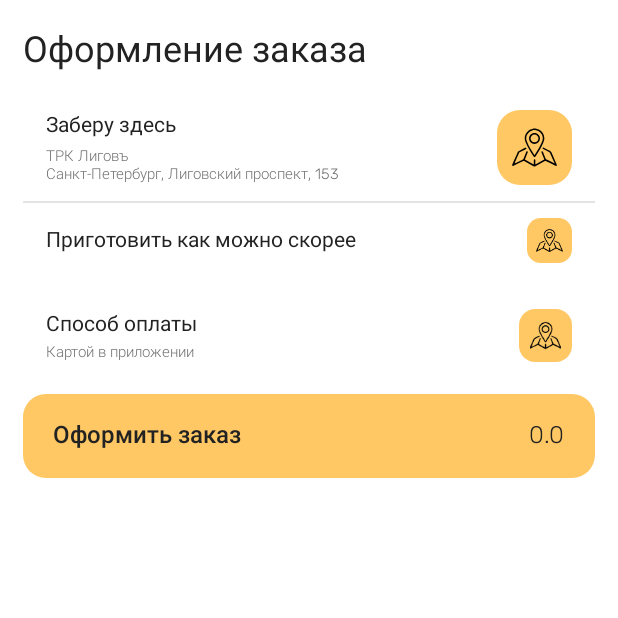
After one commit to qwonix/FoxWhiskers, an Android app: the fragment OrderConfirmationFragment shown on its own in the app's theme, on a phone screen of 412 x 824 dp, the top half of it. The commit adds this screen. Run offline under Robolectric (Android 15) with nearby library versions, the phone set to English and light mode, and no system bars; our stand-ins replace data binding.

Commit message:
add bottom sheet with order confirmation

```diff
--- /dev/null
+++ b/app/src/main/java/ru/qwonix/android/foxwhiskers/fragment/OrderConfirmationFragment.kt
@@ -0,0 +1,37 @@
+package ru.qwonix.android.foxwhiskers.fragment
+
+import android.os.Bundle
+import android.view.LayoutInflater
+import android.view.View
+import android.view.ViewGroup
+import androidx.fragment.app.Fragment
+import androidx.fragment.app.activityViewModels
+import ru.qwonix.android.foxwhiskers.R
+import ru.qwonix.android.foxwhiskers.databinding.FragmentOrderConfirmationBinding
+import ru.qwonix.android.foxwhiskers.viewmodel.MenuViewModel
+
+class OrderConfirmationFragment : Fragment(R.layout.fragment_order_confirmation) {
+
+    companion object {
+        fun newInstance() = OrderConfirmationFragment()
+    }
+
+    private lateinit var binding: FragmentOrderConfirmationBinding
+    private val menuViewModel: MenuViewModel by activityViewModels()
+    override fun onCreateView(
+        inflater: LayoutInflater, container: ViewGroup?,
+        savedInstanceState: Bundle?
+    ): View {
+        binding = FragmentOrderConfirmationBinding.inflate(inflater, container, false)
+        binding.apply {
+            viewModel = menuViewModel
+            lifecycleOwner = viewLifecycleOwner
+        }
+        return binding.root
+    }
+
+    override fun onViewCreated(view: View, savedInstanceState: Bundle?) {
+        super.onViewCreated(view, savedInstanceState)
+
+    }
+}
--- /dev/null
+++ b/app/src/main/res/drawable/map_point.xml
@@ -0,0 +1,17 @@
+<?xml version="1.0" encoding="utf-8"?>
+<layer-list xmlns:android="http://schemas.android.com/apk/res/android">
+    <item>
+        <shape android:shape="rectangle">
+            <solid android:color="@color/yellow_300" />
+            <corners android:radius="15dp" />
+        </shape>
+    </item>
+    <item
+        android:width="30dp"
+        android:height="30dp"
+        android:bottom="10dp"
+        android:drawable="@drawable/map_point_icon"
+        android:left="10dp"
+        android:right="10dp"
+        android:top="10dp" />
+</layer-list>
--- /dev/null
+++ b/app/src/main/res/drawable/map_point_icon.xml
@@ -0,0 +1,15 @@
+<vector xmlns:android="http://schemas.android.com/apk/res/android"
+    android:width="90dp"
+    android:height="90dp"
+    android:viewportWidth="90"
+    android:viewportHeight="90">
+  <path
+      android:fillColor="#FF000000"
+      android:pathData="M0.2,80c1.8,-4.1 3.6,-8.2 5.4,-12.3c2,-4.5 3.9,-9.1 6,-13.6c0.3,-0.7 1,-1.4 1.6,-1.7c4.3,-2.3 8.6,-4.4 12.9,-6.7c1.3,-0.7 2.2,-0.5 2.6,0.4c0.4,0.9 0,1.7 -1.2,2.3c-4.1,2.1 -8.1,4.1 -12.2,6.3c-0.5,0.2 -1,0.7 -1.2,1.2c-3,6.8 -6,13.6 -8.9,20.5C5.1,76.4 5.1,76.6 5,77c0.5,-0.2 0.9,-0.4 1.2,-0.5c5.2,-2.5 10.3,-5 15.5,-7.6c0.5,-0.3 1,-0.8 1.3,-1.4c1.8,-4.3 3.5,-8.6 5.2,-12.9c0.1,-0.4 0.3,-0.7 0.5,-1.1c0.4,-0.8 1,-1.1 1.9,-0.8c0.9,0.3 1.2,1 0.9,1.9c-0.3,0.9 -0.7,1.8 -1,2.6c-1.5,3.9 -3.1,7.7 -4.7,11.7c5.9,3.3 11.7,6.5 17.8,9.9c0,-1.2 0,-2.2 0,-3.2c0,-1.6 0,-3.2 0,-4.8c0,-1.5 0.5,-2.2 1.6,-2.2c1,0 1.5,0.7 1.5,2.1c0,2.6 0,5.3 0,8.1c6,-3.3 11.9,-6.6 17.8,-9.9c-0.2,-0.4 -0.3,-0.8 -0.4,-1.2c-1.7,-4.2 -3.3,-8.3 -5,-12.5c-0.5,-1.3 -0.3,-2.1 0.6,-2.5c1,-0.4 1.7,0.1 2.3,1.4c1.8,4.5 3.6,9 5.4,13.5c0.2,0.4 0.5,0.9 0.8,1.1c5.6,2.8 11.2,5.5 17.1,8.3c-0.1,-0.4 -0.2,-0.7 -0.3,-1C81.9,69.3 79,62.6 76,55.9c-0.2,-0.5 -0.7,-1 -1.3,-1.3c-4.1,-2.1 -8.2,-4.2 -12.3,-6.4c-0.6,-0.3 -1.1,-1 -1.2,-1.6c-0.1,-1.2 1.2,-1.8 2.4,-1.1c3.1,1.6 6.2,3.2 9.4,4.8c0.2,0.1 0.3,0.2 0.5,0.3c3.5,1.1 5.3,3.7 6.6,7c2.9,7.2 6.1,14.3 9.2,21.4c0.1,0.3 0.3,0.5 0.5,0.8c0.1,0.4 0.2,0.7 0,1.2c-0.8,1 -1.7,1 -2.9,0.5c-6.5,-3.2 -13.1,-6.4 -19.6,-9.5c-0.4,-0.2 -1.1,-0.3 -1.5,-0.1c-6.7,3.7 -13.3,7.4 -20,11.1c-0.6,0 -1.1,0 -1.7,0c-0.1,-0.1 -0.2,-0.2 -0.3,-0.2c-6.5,-3.6 -13,-7.3 -19.5,-10.8c-0.4,-0.2 -1.2,-0.2 -1.6,0C16.2,75 9.7,78.2 3.1,81.3c-1.6,0.8 -2,0.7 -3,-0.7C0.1,80.5 0,80.2 0.2,80z"/>
+  <path
+      android:fillColor="#FF000000"
+      android:pathData="M46.9,7.2c2.2,0.7 4.7,1 6.7,2c7,3.5 10.6,9.3 11.1,17c0.2,3.5 -1.1,6.7 -2.4,9.9c-3.4,8.1 -8,15.6 -12.8,23c-1,1.5 -2,3 -3,4.5c-0.9,1.2 -2,1.2 -2.8,0C37.7,54.8 32,45.9 27.9,36.1c-1.4,-3.2 -2.6,-6.5 -2.4,-10.1C25.8,16.7 32.8,8.9 42,7.4c0.3,-0.1 0.9,-0.1 1.2,-0.2C44.6,7.2 45.6,7.2 46.9,7.2zM45,60.3c1,-1.6 1.9,-2.9 2.8,-4.3c4.3,-6.8 8.4,-13.7 11.6,-21.1c1.1,-2.6 2.2,-5.2 2.2,-8C61.8,16 51.2,8 40.7,10.8c-8.6,2.3 -14.8,12 -11.1,21.5C33.5,42.3 39.2,51.2 45,60.3z"/>
+  <path
+      android:fillColor="#FF000000"
+      android:pathData="M45,37.8c-6,-0.1 -11,-5 -10.9,-10.9c0.1,-6.2 5,-11 11.1,-10.9C51.2,16 56,21 56,27C55.9,33 51,37.8 45,37.8zM45.1,19c-4.4,0 -7.9,3.6 -7.9,7.9c0,4.4 3.5,7.8 7.9,7.8c4.3,0 7.8,-3.5 7.8,-7.8C52.9,22.5 49.4,19 45.1,19z"/>
+</vector>
--- /dev/null
+++ b/app/src/main/res/drawable/rectangle_white_background.xml
@@ -0,0 +1,9 @@
+<?xml version="1.0" encoding="utf-8"?>
+<selector xmlns:android="http://schemas.android.com/apk/res/android">
+    <item>
+        <shape android:shape="rectangle">
+            <solid android:color="@color/white" />
+            <corners android:radius="15dp" />
+        </shape>
+    </item>
+</selector>
--- /dev/null
+++ b/app/src/main/res/drawable/rectangle_yellow300_background.xml
@@ -0,0 +1,9 @@
+<?xml version="1.0" encoding="utf-8"?>
+<selector xmlns:android="http://schemas.android.com/apk/res/android">
+    <item>
+        <shape android:shape="rectangle">
+            <solid android:color="@color/yellow_300" />
+            <corners android:radius="15dp" />
+        </shape>
+    </item>
+</selector>
--- a/app/src/main/res/layout/fragment_order.xml
+++ b/app/src/main/res/layout/fragment_order.xml
@@ -50,6 +50,7 @@
             android:orientation="vertical">
 
             <com.google.android.material.card.MaterialCardView
+                android:id="@+id/checkout_button"
                 android:layout_width="match_parent"
                 android:layout_height="wrap_content"
                 android:layout_marginHorizontal="20dp"
--- /dev/null
+++ b/app/src/main/res/layout/fragment_order_confirmation.xml
@@ -0,0 +1,208 @@
+<?xml version="1.0" encoding="utf-8"?>
+<layout xmlns:android="http://schemas.android.com/apk/res/android"
+    xmlns:tools="http://schemas.android.com/tools">
+
+    <data>
+
+        <variable
+            name="viewModel"
+            type="ru.qwonix.android.foxwhiskers.viewmodel.MenuViewModel" />
+    </data>
+
+    <LinearLayout
+        android:layout_width="match_parent"
+        android:layout_height="match_parent"
+        android:layout_marginTop="15dp"
+        android:layout_marginBottom="10dp"
+        android:orientation="vertical"
+        android:paddingHorizontal="15dp"
+        tools:background="@color/gray_300">
+
+        <TextView
+            android:layout_width="match_parent"
+            android:layout_height="wrap_content"
+            android:layout_marginBottom="10dp"
+            android:fontFamily="@font/rubik_regular"
+            android:gravity="start"
+            android:text="Оформление заказа"
+            android:textColor="@color/gray_900"
+            android:textSize="24sp"
+            tools:text="Оформление заказа" />
+
+        <LinearLayout
+            android:layout_width="match_parent"
+            android:layout_height="match_parent"
+            android:orientation="vertical">
+
+            <FrameLayout
+                android:layout_width="match_parent"
+                android:layout_height="wrap_content"
+                android:background="@drawable/rectangle_white_background">
+
+                <LinearLayout
+                    android:layout_width="match_parent"
+                    android:layout_height="match_parent"
+                    android:orientation="vertical">
+
+                    <FrameLayout
+                        android:layout_width="match_parent"
+                        android:layout_height="wrap_content"
+                        android:layout_marginHorizontal="15dp"
+                        android:layout_marginVertical="10dp"
+                        android:background="@color/white">
+
+                        <LinearLayout
+                            android:layout_width="match_parent"
+                            android:layout_height="wrap_content"
+                            android:layout_gravity="center_vertical"
+                            android:orientation="vertical">
+
+                            <TextView
+                                android:layout_width="wrap_content"
+                                android:layout_height="wrap_content"
+                                android:fontFamily="@font/rubik_regular"
+                                android:text="Заберу здесь"
+                                android:textColor="@color/gray_900"
+                                android:textSize="14sp" />
+
+                            <TextView
+                                android:layout_width="wrap_content"
+                                android:layout_height="wrap_content"
+                                android:layout_marginTop="2dp"
+                                android:fontFamily="@font/rubik_light"
+                                android:text="ТРК Лиговъ\nСанкт-Петербург, Лиговский проспект, 153"
+                                android:textColor="@color/gray_700"
+                                android:textSize="10sp" />
+
+                        </LinearLayout>
+
+
+                        <ImageView
+                            android:id="@+id/time"
+                            android:layout_width="wrap_content"
+                            android:layout_height="50dp"
+                            android:layout_gravity="center_vertical|end"
+                            android:adjustViewBounds="true"
+                            android:contentDescription="map point icon"
+                            android:elevation="1dp"
+                            android:scaleType="fitCenter"
+                            android:src="@drawable/map_point" />
+
+                    </FrameLayout>
+
+                    <View
+                        android:layout_width="match_parent"
+                        android:layout_height="1dp"
+                        android:background="@color/gray_300" />
+
+                    <FrameLayout
+                        android:layout_width="match_parent"
+                        android:layout_height="wrap_content"
+                        android:layout_marginHorizontal="15dp"
+                        android:layout_marginVertical="10dp"
+                        android:background="@color/white">
+
+                        <TextView
+                            android:layout_width="wrap_content"
+                            android:layout_height="wrap_content"
+                            android:layout_gravity="center_vertical"
+                            android:fontFamily="@font/rubik_regular"
+                            android:text="Приготовить как можно скорее"
+                            android:textColor="@color/gray_900"
+                            android:textSize="14sp" />
+
+                        <ImageView
+                            android:id="@+id/card_dish_image"
+                            android:layout_width="wrap_content"
+                            android:layout_height="30dp"
+                            android:layout_gravity="center_vertical|end"
+                            android:adjustViewBounds="true"
+                            android:contentDescription="map point icon"
+                            android:elevation="1dp"
+                            android:scaleType="fitCenter"
+                            android:src="@drawable/map_point" />
+
+                    </FrameLayout>
+
+
+                </LinearLayout>
+
+            </FrameLayout>
+
+            <FrameLayout
+                android:layout_width="match_parent"
+                android:layout_height="wrap_content"
+                android:layout_marginTop="10dp"
+                android:background="@drawable/rectangle_white_background"
+                android:paddingHorizontal="15dp"
+                android:paddingVertical="10dp">
+
+                <LinearLayout
+                    android:layout_width="wrap_content"
+                    android:layout_height="wrap_content"
+                    android:layout_gravity="center_vertical"
+                    android:orientation="vertical">
+
+                    <TextView
+                        android:layout_width="wrap_content"
+                        android:layout_height="wrap_content"
+                        android:layout_gravity="start|top"
+                        android:fontFamily="@font/rubik_regular"
+                        android:text="Способ оплаты"
+                        android:textColor="@color/gray_900"
+                        android:textSize="14sp" />
+
+                    <TextView
+                        android:layout_width="wrap_content"
+                        android:layout_height="wrap_content"
+                        android:layout_gravity="start|bottom"
+                        android:fontFamily="@font/rubik_light"
+                        android:text="Картой в приложении"
+                        android:textColor="@color/gray_700"
+                        android:textSize="10sp" />
+                </LinearLayout>
+
+                <ImageView
+                    android:id="@+id/payment_icon"
+                    android:layout_width="wrap_content"
+                    android:layout_height="35dp"
+                    android:layout_gravity="center_vertical|end"
+                    android:adjustViewBounds="true"
+                    android:contentDescription="map point icon"
+                    android:elevation="1dp"
+                    android:scaleType="fitCenter"
+                    android:src="@drawable/map_point" />
+            </FrameLayout>
+
+            <FrameLayout
+                android:layout_width="match_parent"
+                android:layout_height="wrap_content"
+                android:layout_gravity="center_vertical"
+                android:layout_marginTop="10dp"
+                android:background="@drawable/rectangle_yellow300_background"
+                android:paddingHorizontal="20dp"
+                android:paddingVertical="15dp">
+
+                <TextView
+                    android:layout_width="wrap_content"
+                    android:layout_height="wrap_content"
+                    android:fontFamily="@font/rubik_medium"
+                    android:text="Оформить заказ"
+                    android:textColor="@color/gray_900"
+                    android:textSize="16sp" />
+
+                <TextView
+                    android:layout_width="wrap_content"
+                    android:layout_height="wrap_content"
+                    android:layout_gravity="end"
+                    android:fontFamily="@font/rubik_light"
+                    android:text="@{String.valueOf(viewModel.orderPrice)}"
+                    android:textColor="@color/gray_900"
+                    android:textSize="16sp"
+                    tools:text="669.28 $" />
+            </FrameLayout>
+        </LinearLayout>
+    </LinearLayout>
+
+
+</layout>
```
Also changed, not shown: app/src/main/java/ru/qwonix/android/foxwhiskers/fragment/OrderFragment.kt (+7 -0 lines), app/src/main/java/ru/qwonix/android/foxwhiskers/util/BottomSheetSharedTransition.kt (added, +160 -0 lines), app/src/main/java/ru/qwonix/android/foxwhiskers/util/DemoBottomSheetDialogFragment.kt (added, +95 -0 lines), app/src/main/res/drawable/rectangle_top_corners15_gray_300_background.xml (added, +12 -0 lines), app/src/main/res/layout/layout_bottom_sheet.xml (added, +13 -0 lines), app/src/main/res/values/themes.xml (+8 -0 lines).
